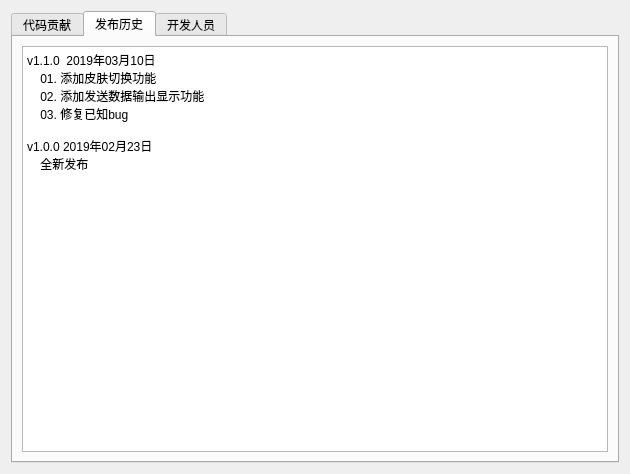
x-tools-author/x-tools, file src/MainWindow/MoreInformation.ui: the form before one commit.
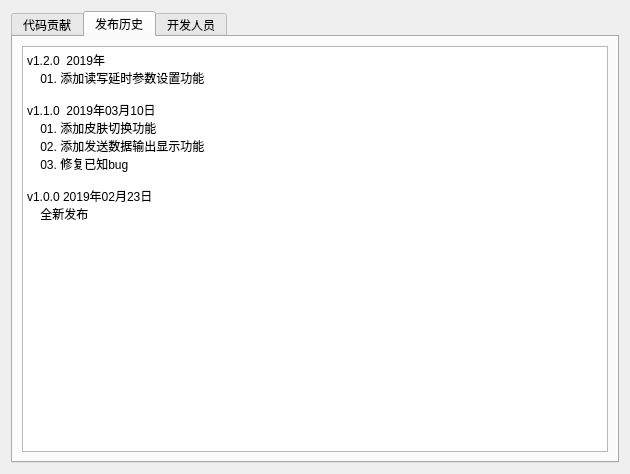
The form after the commit. The open tabs and pages were chosen to show the change.

Commit message: 修改版本号

What changed in the file:
```diff
--- a/src/MainWindow/MoreInformation.ui
+++ b/src/MainWindow/MoreInformation.ui
@@ -53,6 +53,9 @@
 &lt;html&gt;&lt;head&gt;&lt;meta name=&quot;qrichtext&quot; content=&quot;1&quot; /&gt;&lt;style type=&quot;text/css&quot;&gt;
 p, li { white-space: pre-wrap; }
 &lt;/style&gt;&lt;/head&gt;&lt;body style=&quot; font-family:'SimSun'; font-size:9pt; font-weight:400; font-style:normal;&quot;&gt;
+&lt;p style=&quot; margin-top:0px; margin-bottom:0px; margin-left:0px; margin-right:0px; -qt-block-indent:0; text-indent:0px;&quot;&gt;v1.2.0  2019年&lt;/p&gt;
+&lt;p style=&quot; margin-top:0px; margin-bottom:0px; margin-left:0px; margin-right:0px; -qt-block-indent:0; text-indent:0px;&quot;&gt;    01. 添加读写延时参数设置功能&lt;/p&gt;
+&lt;p style=&quot; margin-top:0px; margin-bottom:0px; margin-left:0px; margin-right:0px; -qt-block-indent:0; text-indent:0px;&quot;&gt;    &lt;/p&gt;
 &lt;p style=&quot; margin-top:0px; margin-bottom:0px; margin-left:0px; margin-right:0px; -qt-block-indent:0; text-indent:0px;&quot;&gt;v1.1.0  2019年03月10日&lt;/p&gt;
 &lt;p style=&quot; margin-top:0px; margin-bottom:0px; margin-left:0px; margin-right:0px; -qt-block-indent:0; text-indent:0px;&quot;&gt;    01. 添加皮肤切换功能&lt;/p&gt;
 &lt;p style=&quot; margin-top:0px; margin-bottom:0px; margin-left:0px; margin-right:0px; -qt-block-indent:0; text-indent:0px;&quot;&gt;    02. 添加发送数据输出显示功能&lt;/p&gt;
```
Left out of the diff: 2 changed lines with no effect on the pictures. The commit also changes 1 other file.
